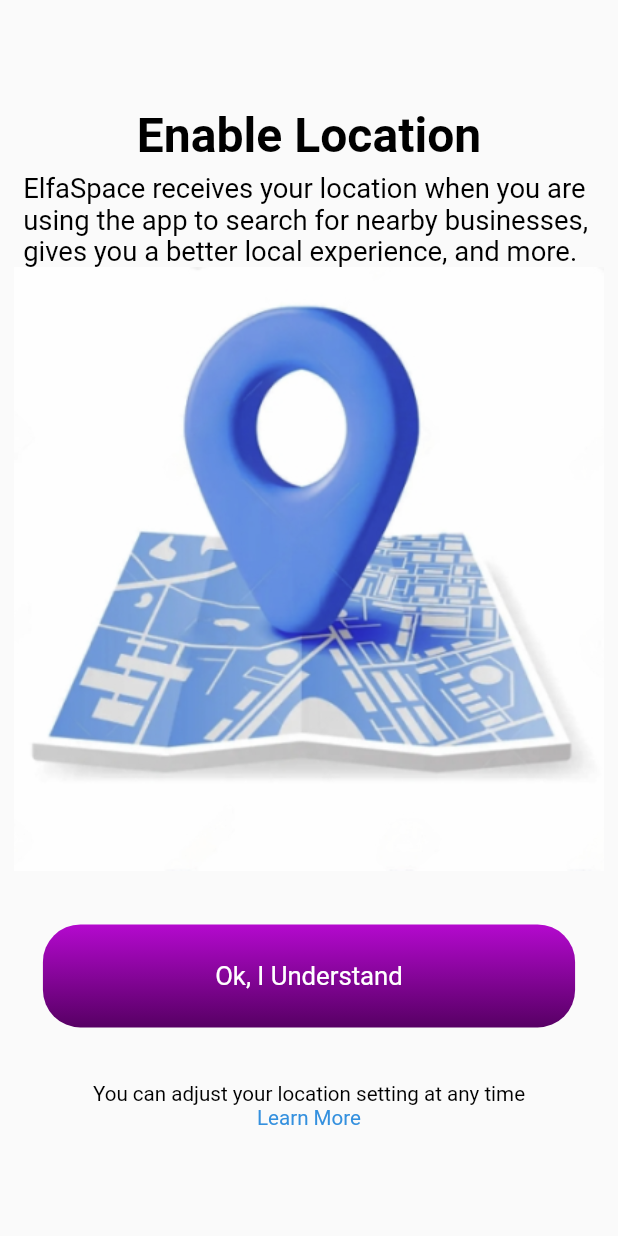
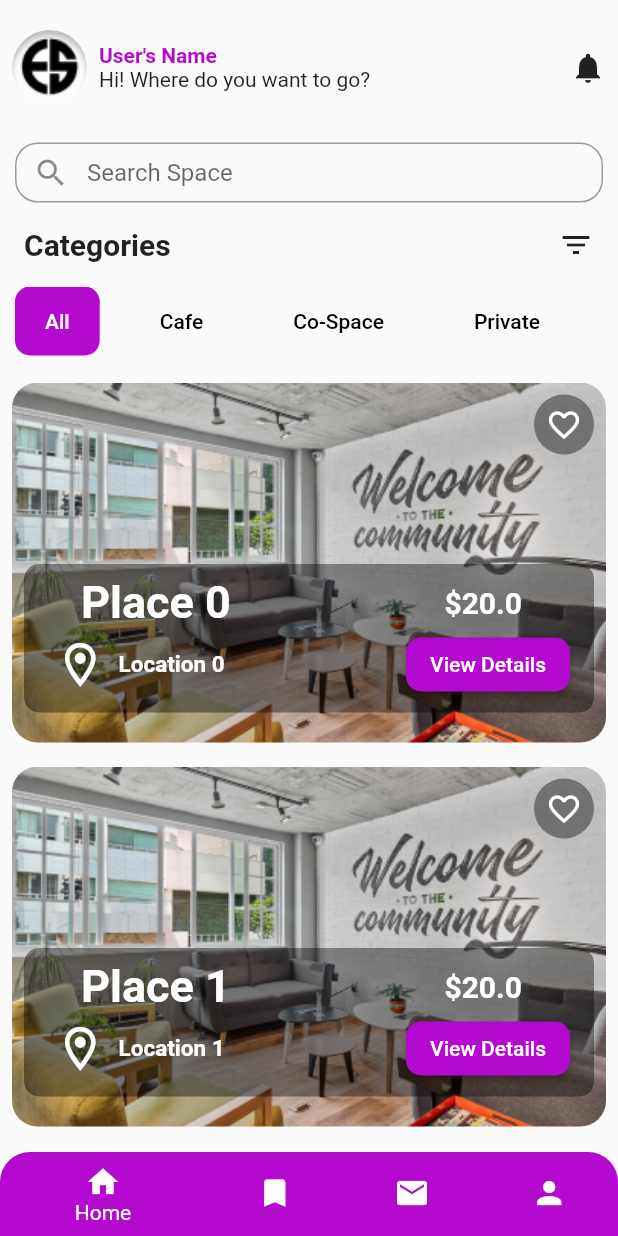
Before and after one commit to iwaai/elfaspacedashboard, a Flutter app: the screen it shows after launch, on a phone screen of 412 x 824 dp. Run offline on Flutter 3.47's test engine with Material 2 defaults, Android fonts, the phone set to English and light mode, and no system bars; our stand-ins replace firebase_auth, firebase_core, flutter_screenutil, fluttertoast, permission_handler; accounts and stored records are empty; Roboto replaces fonts that are missing (Monsterrat-Light, Monsterrat-Medium); project files that could hold a hidden picture were left out.

Commit message:
Work Spaces Panel has been added which include 1:Home Screen, 2:Favourite Space panel,3: Inbox Panel, 4: Profile Panel, just UI, the Animations havent been added or backend is not integrated

```diff
--- /dev/null
+++ b/lib/features/work_spaces/presentation/pages/work_space.dart
@@ -0,0 +1,74 @@
+import 'package:elfa_main_dashboard/constants.dart';
+import 'package:elfa_main_dashboard/features/work_spaces/presentation/pages/favurite_panel.dart';
+import 'package:elfa_main_dashboard/features/work_spaces/presentation/pages/inbox_panel.dart';
+import 'package:elfa_main_dashboard/features/work_spaces/presentation/pages/profile_page.dart';
+import 'package:elfa_main_dashboard/features/work_spaces/presentation/widgets/space_tiles.dart';
+import 'package:elfa_main_dashboard/features/work_spaces/presentation/pages/work_space_home.dart';
+import 'package:flutter/material.dart';
+
+class WorkSpace extends StatefulWidget {
+  const WorkSpace({Key? key});
+
+  @override
+  State<WorkSpace> createState() => _WorkSpaceState();
+}
+
+class _WorkSpaceState extends State<WorkSpace> {
+  int _currentIndex = 0;
+  static const TextStyle optionStyle =
+      TextStyle(fontSize: 30, fontWeight: FontWeight.bold);
+  static final List<Widget> _widgetOptions = <Widget>[
+    const HomePage(),
+    const FavoritePlacesScreen(),
+    const InboxScreen(),
+    ProfileScreen(),
+  ];
+
+  void _onItemTapped(int index) {
+    setState(() {
+      _currentIndex = index;
+    });
+  }
+
+  @override
+  Widget build(BuildContext context) {
+    return SafeArea(
+      child: Scaffold(
+        body: _widgetOptions.elementAt(_currentIndex),
+        bottomNavigationBar: ClipRRect(
+          borderRadius: const BorderRadius.only(
+            topLeft: Radius.circular(20),
+            topRight: Radius.circular(20),
+          ),
+          child: BottomNavigationBar(
+            type: BottomNavigationBarType.shifting,
+            items: const [
+              BottomNavigationBarItem(
+                backgroundColor: kPrimaryColor,
+                icon: Icon(Icons.home),
+                label: 'Home',
+              ),
+              BottomNavigationBarItem(
+                backgroundColor: kPrimaryColor,
+                icon: Icon(Icons.bookmark),
+                label: 'Saved',
+              ),
+              BottomNavigationBarItem(
+                backgroundColor: kPrimaryColor,
+                icon: Icon(Icons.mail),
+                label: 'Inbox',
+              ),
+              BottomNavigationBarItem(
+                backgroundColor: kPrimaryColor,
+                icon: Icon(Icons.person),
+                label: 'Profile',
+              ),
+            ],
+            currentIndex: _currentIndex,
+            onTap: _onItemTapped,
+          ),
+        ),
+      ),
+    );
+  }
+}
--- /dev/null
+++ b/lib/features/work_spaces/presentation/pages/work_space_home.dart
@@ -0,0 +1,132 @@
+import 'package:elfa_main_dashboard/constants.dart';
+import 'package:elfa_main_dashboard/features/work_spaces/presentation/widgets/space_tiles.dart';
+import 'package:elfa_main_dashboard/features/work_spaces/presentation/widgets/utils.dart';
+import 'package:flutter/material.dart';
+
+class HomePage extends StatelessWidget {
+  const HomePage({super.key});
+
+  @override
+  Widget build(BuildContext context) {
+    return DefaultTabController(
+      length: 5,
+      child: Column(
+        children: [
+          Padding(
+            padding: const EdgeInsets.symmetric(horizontal: 8.0, vertical: 20),
+            child: Row(
+              children: [
+                RoundedPicture(50, 50),
+                const SizedBox(width: 8),
+                const Column(
+                  crossAxisAlignment: CrossAxisAlignment.start,
+                  children: [
+                    Text(
+                      "User's Name",
+                      style: TextStyle(
+                        color: kPrimaryColor,
+                        fontWeight: FontWeight.bold,
+                      ),
+                    ),
+                    Text("Hi! Where do you want to go?"),
+                  ],
+                ),
+                const Spacer(),
+                GestureDetector(
+                  onTap: () {
+                    // Handle notification icon tap
+                  },
+                  child: const Icon(Icons.notifications),
+                ),
+              ],
+            ),
+          ),
+          const SizedBox(height: 5),
+          Container(
+            padding: const EdgeInsets.symmetric(horizontal: 10),
+            height: 40,
+            child: Center(
+              child: TextField(
+                textAlignVertical: TextAlignVertical.center,
+                decoration: InputDecoration(
+                  border: OutlineInputBorder(
+                    borderRadius: BorderRadius.circular(15),
+                  ),
+                  prefixIcon: const Icon(Icons.search),
+                  hintText: "Search Space",
+                  contentPadding: const EdgeInsets.symmetric(vertical: 0),
+                ),
+              ),
+            ),
+          ),
+          const SizedBox(height: 16),
+          // Row with "Categories" text and filter icon
+          Padding(
+            padding: const EdgeInsets.symmetric(horizontal: 16),
+            child: Row(
+              mainAxisAlignment: MainAxisAlignment.spaceBetween,
+              children: [
+                const Text(
+                  "Categories",
+                  style: TextStyle(
+                    fontSize: 20,
+                    fontWeight: FontWeight.bold,
+                  ),
+                ),
+                GestureDetector(
+                  onTap: () {
+                    // Handle filter icon tap
+                  },
+                  child: const Icon(Icons.filter_list),
+                ),
+              ],
+            ),
+          ),
+          const SizedBox(height: 16),
+          TabBar(
+            isScrollable: true,
+            indicatorWeight: 0,
+            indicatorPadding: const EdgeInsets.symmetric(horizontal: 10),
+            indicator: BoxDecoration(
+              borderRadius: BorderRadius.circular(10),
+              color: kPrimaryColor,
+            ),
+            indicatorColor: Colors.black,
+            unselectedLabelStyle: const TextStyle(
+              color: Colors.black,
+            ),
+            labelStyle: const TextStyle(
+              color: Colors.white,
+            ),
+            unselectedLabelColor: Colors.black,
+            labelPadding: const EdgeInsets.symmetric(horizontal: 30),
+            tabs: const [
+              Tab(text: "All"),
+              Tab(text: "Cafe"),
+              Tab(text: "Co-Space"),
+              Tab(text: "Private"),
+              Tab(text: "Hot-Desk"),
+            ],
+          ),
+          const SizedBox(
+            height: 10,
+          ),
+          const Expanded(
+            child: TabBarView(
+              children: [
+                SpaceTiles(category: "All"),
+                SpaceTiles(category: "Cafe"),
+                SpaceTiles(category: "Co-Space"),
+                SpaceTiles(category: "Private"),
+                SpaceTiles(category: "Hot-Desk"),
+              ],
+            ),
+          ),
+          const SizedBox(
+            height: 10,
+          ),
+        ],
+      ),
+    );
+  }
+}
--- /dev/null
+++ b/lib/features/work_spaces/presentation/widgets/space_tiles.dart
@@ -0,0 +1,153 @@
+import 'package:elfa_main_dashboard/constants.dart';
+import 'package:flutter/material.dart';
+
+class SpaceTiles extends StatelessWidget {
+  final String category;
+  const SpaceTiles({super.key, required this.category});
+
+  @override
+  Widget build(BuildContext context) {
+    return ListView.builder(
+      itemCount: 3, // Adjust the number of tiles as needed
+      itemBuilder: (context, index) {
+        return buildTile(category, index);
+      },
+    );
+  }
+
+  Widget buildTile(String category, int index) {
+    // Replace this with your actual data
+    String placeName = "Place $index";
+    double price = 20.0; // Replace with your actual price
+    String location = "Location $index";
+
+    return Container(
+      height: 240,
+      margin: const EdgeInsets.all(8),
+      child: ClipRRect(
+        borderRadius: BorderRadius.circular(17), // Adjust the radius as needed
+        child: Stack(
+          children: [
+            // Background Image
+            Positioned.fill(
+              child: Image.asset(
+                "assets/splashAssets/carsouelAssets/slide1.png", // Replace with your image path
+                fit: BoxFit.cover,
+              ),
+            ),
+            // Transparent Circle with Heart Icon
+            Positioned(
+              top: 8,
+              right: 8,
+              child: GestureDetector(
+                onTap: () {
+                  // Handle heart icon tap
+                },
+                child: Container(
+                  width: 40,
+                  height: 40,
+                  decoration: BoxDecoration(
+                    color: Colors.black.withOpacity(0.4),
+                    shape: BoxShape.circle,
+                  ),
+                  child: const Icon(Icons.favorite_border, color: Colors.white),
+                ),
+              ),
+            ),
+            // Transparent Container at the Bottom
+            Positioned(
+              left: 8,
+              right: 8,
+              bottom: 20,
+              child: Container(
+                padding: const EdgeInsets.all(8),
+                decoration: BoxDecoration(
+                  color: Colors.black.withOpacity(0.4),
+                  borderRadius: BorderRadius.circular(10),
+                ),
+                child: Column(
+                  crossAxisAlignment: CrossAxisAlignment.start,
+                  children: [
+                    // Row with Place Name and Price
+                    Row(
+                      mainAxisAlignment: MainAxisAlignment.spaceBetween,
+                      children: [
+                        Padding(
+                          padding: const EdgeInsets.only(left: 30.0),
+                          child: Text(
+                            placeName,
+                            style: const TextStyle(
+                              fontWeight: FontWeight.bold,
+                              fontSize: 30,
+                              color: Colors.white,
+                            ),
+                          ),
+                        ),
+                        Padding(
+                          padding: const EdgeInsets.only(right: 40.0),
+                          child: Text(
+                            "\$$price",
+                            style: const TextStyle(
+                              fontWeight: FontWeight.bold,
+                              fontSize: 20,
+                              color: Colors.white,
+                            ),
+                          ),
+                        ),
+                      ],
+                    ),
+                    // Row with Location Icon and Text
+                    Row(
+                      mainAxisAlignment: MainAxisAlignment.spaceBetween,
+                      children: [
+                        Padding(
+                          padding: const EdgeInsets.only(left: 12.0),
+                          child: Row(
+                            mainAxisAlignment: MainAxisAlignment.start,
+                            children: [
+                              const Icon(
+                                Icons.location_on_outlined,
+                                color: Colors.white,
+                                size: 35,
+                              ),
+                              Padding(
+                                padding: const EdgeInsets.only(left: 8.0),
+                                child: Text(
+                                  location,
+                                  style: const TextStyle(
+                                    fontWeight: FontWeight.bold,
+                                    fontSize: 15,
+                                    color: Colors.white,
+                                  ),
+                                ),
+                              ),
+                            ],
+                          ),
+                        ),
+                        Padding(
+                          padding: const EdgeInsets.only(right: 8.0),
+                          child: ElevatedButton(
+                            onPressed: () {
+                              // Handle button tap
+                            },
+                            style: ElevatedButton.styleFrom(
+                              backgroundColor: kPrimaryColor,
+                              shape: RoundedRectangleBorder(
+                                borderRadius: BorderRadius.circular(10),
+                              ),
+                            ),
+                            child: const Text("View Details"),
+                          ),
+                        ),
+                      ],
+                    ),
+                  ],
+                ),
+              ),
+            ),
+          ],
+        ),
+      ),
+    );
+  }
+}
--- /dev/null
+++ b/lib/features/work_spaces/presentation/widgets/utils.dart
@@ -0,0 +1,45 @@
+import 'package:flutter/material.dart';
+
+Widget RoundedPicture(double height, double width) {
+  return Container(
+    width: width,
+    height: height,
+    decoration: const BoxDecoration(
+      shape: BoxShape.circle,
+      image: DecorationImage(
+        image: AssetImage("assets/icons/elfaspace_logo.png"),
+        fit: BoxFit.cover,
+      ),
+    ),
+  );
+}
+
+Widget buildRowWithIcon(String text, IconData icon) {
+  return Padding(
+    padding: const EdgeInsets.symmetric(vertical: 8.0, horizontal: 16),
+    child: Row(
+      children: [
+        Container(
+          width: 40,
+          height: 40,
+          decoration: BoxDecoration(
+            color: Colors.black.withOpacity(0.3),
+            shape: BoxShape.circle,
+          ),
+          child: Icon(
+            icon,
+            color: Colors.white,
+          ),
+        ),
+        const SizedBox(width: 26),
+        Text(
+          text,
+          style: const TextStyle(
+            fontSize: 21,
+            fontWeight: FontWeight.w700,
+          ),
+        ),
+      ],
+    ),
+  );
+}
--- a/lib/main.dart
+++ b/lib/main.dart
@@ -1,5 +1,6 @@
 import 'package:elfa_main_dashboard/features/carsouelSlide/presentation/provider/dotChanger.dart';
 import 'package:elfa_main_dashboard/features/splash_screen/presentation/provider/splashScreenAnimator.dart';
+import 'package:elfa_main_dashboard/features/work_spaces/presentation/pages/work_space.dart';
 import 'package:flutter/material.dart';
 import './features/splash_screen/presentation/pages/splash_screen.dart';
 import 'package:flutter_screenutil/flutter_screenutil.dart';
@@ -31,10 +32,11 @@ class MyApp extends StatelessWidget {
           ChangeNotifierProvider(create: (_) => SplashScreenAnimator())
         ],
         child: MaterialApp(
+          debugShowCheckedModeBanner: false,
           title: 'eflaspace',
           theme: ThemeData(
               primarySwatch: Colors.blue, brightness: Brightness.light),
-          home: const SplashScreen(),
+          home: const WorkSpace(),
           routes: {
             enableLocationScreen.routeName: (ctx) =>
                 const enableLocationScreen(),
```
Also changed, not shown: lib/features/work_spaces/presentation/pages/favurite_panel.dart (added, +51 -0 lines), lib/features/work_spaces/presentation/pages/inbox_panel.dart (added, +77 -0 lines), lib/features/work_spaces/presentation/pages/profile_page.dart (added, +98 -0 lines), lib/features/work_spaces/presentation/widgets/message_row.dart (added, +62 -0 lines), assets/icons/double-tick-48.png (added), pubspec.lock, 1 other file.
